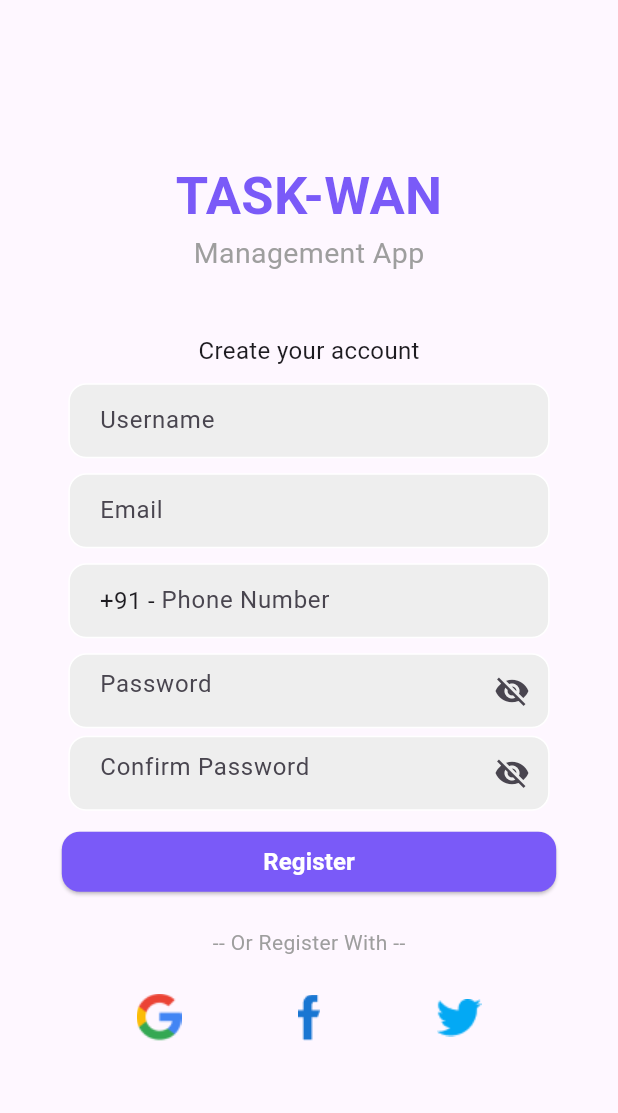
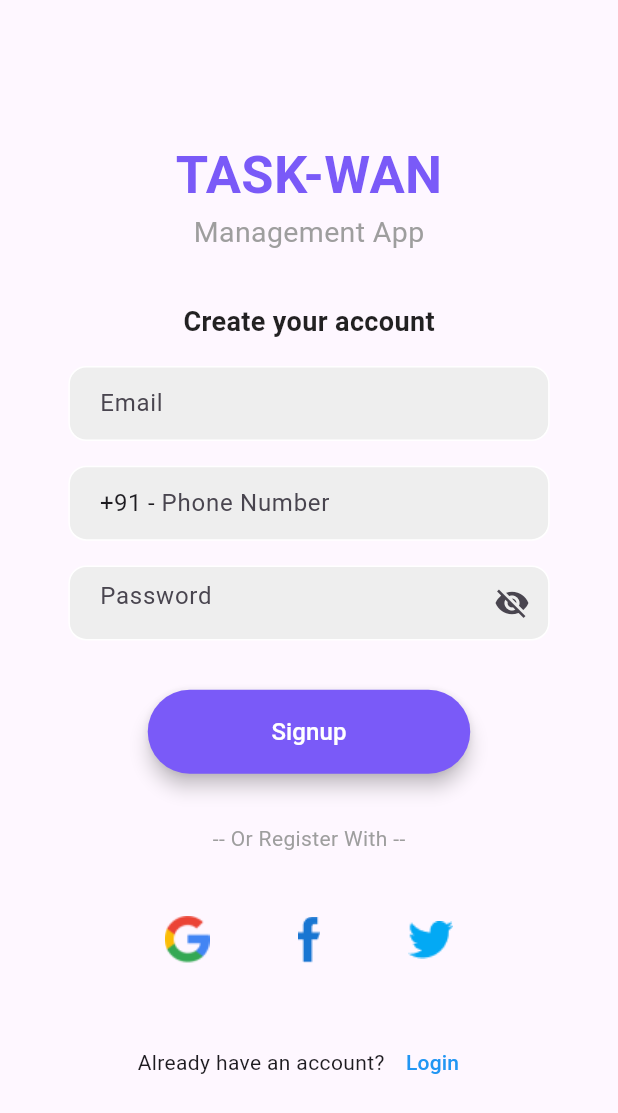
Before and after one commit to ritz-17/Task-mvp, a Flutter app: the LoginPage screen opened by its route, after a tap on "SignUp", on a phone screen of 412 x 824 dp. Shown: the top 1113 px of the screen. Run offline on Flutter 3.47's test engine with Material 3 defaults, Android fonts, the phone set to English and light mode, and no system bars; our stand-ins replace circular_countdown_timer, country_picker, hive, hive_flutter, image_picker, pinput; accounts and stored records are empty.

Commit message:
login api integrated

```diff
--- a/lib/screens/signup_screen.dart
+++ b/lib/screens/signup_screen.dart
@@ -1,8 +1,12 @@
 import 'package:flutter/material.dart';
+import 'package:provider/provider.dart';
+import 'package:task_mvp/utils/bottom_navigation_bar.dart';
+import 'package:task_mvp/utils/utils.dart';
+
+import '../provider/auth_provider.dart';
 import '../utils/login_text_field.dart';
 import '../utils/password_text_field.dart';
 import '../utils/phone_number_field.dart';
-import 'dashboard_screen.dart';
 
 class SignupPage extends StatefulWidget {
   const SignupPage({super.key});
@@ -12,81 +16,78 @@ class SignupPage extends StatefulWidget {
 }
 
 class _SignupPageState extends State<SignupPage> {
-  final _formKey = GlobalKey<FormState>();
   final emailController = TextEditingController();
   final passwordController = TextEditingController();
   final phoneController = TextEditingController();
+  bool isLoading = false;
 
   @override
   Widget build(BuildContext context) {
+    final screenWidth = MediaQuery.of(context).size.width;
+    final screenHeight = MediaQuery.of(context).size.height;
+
     return Scaffold(
       body: SafeArea(
         child: Center(
           child: SingleChildScrollView(
+            child: Padding(
+              padding: EdgeInsets.symmetric(horizontal: screenWidth * 0.05),
               child: Column(
                 mainAxisAlignment: MainAxisAlignment.center,
+                crossAxisAlignment: CrossAxisAlignment.start,
                 children: [
-                //------------------- Task-Wan ---------------------------------
+                  //------------------- Task-Wan Logo --------------------------
+                  Center(
+                    child: Column(
+                      children: [
                         Text(
                           "TASK-WAN",
                           style: TextStyle(
                             fontSize: 35,
-                    color: Color.fromARGB(255, 122, 90, 248),
+                            color: Theme.of(context).primaryColor,
                             fontWeight: FontWeight.bold,
                           ),
                         ),
-
-                //------------------- Management App ---------------------------
                         Text(
                           "Management App",
-                  style: TextStyle(color: Colors.grey, fontSize: 19),
-                ),
-                SizedBox(height: 40),
-
-                //---------------Create your Account -------------------------
-                Text(
-                  "Create your account",
-                  style: TextStyle(fontSize: 16),
-                ),
-                SizedBox(height: 10),
-
-                //-------------------- Username -----------------------------
-                SizedBox(
-                  width: MediaQuery.of(context).size.width * 0.9,
-                  child: LoginTextField(
-                    controller: emailController,
-                    hintText: 'Username',
-                    validator: (value) {
-                      if (value == null || value.isEmpty) {
-                        return 'Please enter username';
-                      }
-                      // Add more email validation logic here
-                      return null;
-                    },
+                          style: TextStyle(
+                            color: Colors.grey,
+                            fontSize: 19,
                           ),
                         ),
-                SizedBox(height: 10),
+                      ],
+                    ),
+                  ),
+                  SizedBox(height: screenHeight * 0.04),
 
-                //-------------------- Email Field -----------------------------
-                SizedBox(
-                  width: MediaQuery.of(context).size.width * 0.9,
-                  child: LoginTextField(
+                  //------------------- Create Your Account --------------------
+                  Center(
+                    child: Text(
+                      "Create your account",
+                      style: TextStyle(
+                        fontSize: 18,
+                        fontWeight: FontWeight.bold,
+                        color: Colors.black87,
+                      ),
+                    ),
+                  ),
+                  SizedBox(height: screenHeight * 0.02),
+
+                  //------------------- Email Field ----------------------------
+                  LoginTextField(
                     controller: emailController,
                     hintText: 'Email',
                     validator: (value) {
                       if (value == null || value.isEmpty) {
                         return 'Please enter your email';
                       }
-                      // Add more email validation logic here
                       return null;
                     },
                   ),
-                ),
-                SizedBox(height: 10),
+                  SizedBox(height: screenHeight * 0.02),
 
-                SizedBox(
-                  width: MediaQuery.of(context).size.width * 0.9,
-                  child: PhoneNumberField(
+                  //------------------- Phone Field ----------------------------
+                  PhoneNumberField(
                     controller: phoneController,
                     hintText: 'Phone Number',
                     validator: (value) {
@@ -98,115 +99,121 @@ class _SignupPageState extends State<SignupPage> {
                       return null;
                     },
                   ),
-                ),
-                SizedBox(height: 10),
+                  SizedBox(height: screenHeight * 0.02),
 
-                //--------------------- PassWord Field -------------------------
-                SizedBox(
-                  width: MediaQuery.of(context).size.width * 0.9,
-                  child: PasswordTextField(
+                  //------------------- Password Field -------------------------
+                  PasswordTextField(
                     controller: passwordController,
                     hintText: 'Password',
                     validator: (value) {
                       if (value == null || value.isEmpty) {
                         return 'Please enter your password';
                       }
-                      // Add more password validation logic here
                       return null;
                     },
                   ),
-                ),
-                SizedBox(height: 5),
+                  SizedBox(height: screenHeight * 0.04),
 
-                //------------------ Confirm PassWord Field --------------------
-                SizedBox(
-                  width: MediaQuery.of(context).size.width * 0.9,
-                  child: PasswordTextField(
-                    controller: passwordController,
-                    hintText: 'Confirm Password',
-                    validator: (value) {
-                      if (value == null || value.isEmpty) {
-                        return 'Please enter your password';
-                      }
-                      // Add more password validation logic here
-                      return null;
-                    },
-                  ),
-                ),
-                SizedBox(height: 10),
-
-                //-------------------- Register Button ----------------------------
-                SizedBox(
-                  width: MediaQuery.of(context).size.width * 0.8,
-                  child: ElevatedButton(
-                    onPressed: () {
-                      if (_formKey.currentState!.validate()) {
-                        // String email = emailController.text;
-                        // String password = passwordController.text;
-
-                        // Perform login logic here (e.g., API call)
-                        // ...
-
-                        // Navigate to the next screen on successful login
-                        Navigator.push(
+                  //------------------- Signup Button --------------------------
+                  Center(
+                    child: isLoading
+                        ? CircularProgressIndicator(
+                            color: Theme.of(context).primaryColor)
+                        : ElevatedButton(
+                            onPressed: () async {
+                              if (emailController.text.isEmpty ||
+                                  passwordController.text.isEmpty) {
+                                showSnackBar(
+                                    context, 'Please enter email and password');
+                              } else {
+                                setState(() {
+                                  isLoading = true;
+                                });
+                                try {
+                                  await Provider.of<AuthProvider>(context,
+                                          listen: false)
+                                      .login(
+                                          emailController.text,
+                                          phoneController.text,
+                                          "password",
+                                          passwordController.text);
+                                  showSnackBar(context, 'Signup Successful');
+                                  Navigator.pushReplacement(
                                     context,
                                     MaterialPageRoute(
-                            builder: (context) => DashboardScreen(),
-                          ),
+                                        builder: (context) => const NavBar()),
                                   );
+                                } catch (e) {
+                                  showSnackBar(context,
+                                      'Signup failed: ${e.toString()}');
+                                } finally {
+                                  setState(() {
+                                    isLoading = false;
+                                  });
+                                }
                               }
                             },
                             style: ElevatedButton.styleFrom(
-                      backgroundColor: Color.fromARGB(255, 122, 90, 248),
+                              backgroundColor: Theme.of(context).primaryColor,
+                              padding: EdgeInsets.symmetric(
+                                horizontal: screenWidth * 0.2,
+                                vertical: screenHeight * 0.02,
+                              ),
                               shape: RoundedRectangleBorder(
-                        borderRadius: BorderRadius.circular(12),
+                                borderRadius: BorderRadius.circular(30),
                               ),
+                              elevation: 5,
                             ),
-                    child: const Text(
-                      "Register",
+                            child: Text(
+                              'Signup',
                               style: TextStyle(
+                                fontSize: 16,
                                 color: Colors.white,
-                        fontWeight: FontWeight.bold,
-                        fontSize: 16,
                               ),
                             ),
                           ),
                   ),
-                SizedBox(height: 20),
+                  SizedBox(height: screenHeight * 0.04),
 
-                // ---------------- Or Register With ------------------------------
-                Text(
+                  //------------------- Social Login ---------------------------
+                  Center(
+                    child: Text(
                       "-- Or Register With --",
                       style: TextStyle(color: Colors.grey),
                     ),
-                SizedBox(height: 20),
-
-                // ------------------------ Logo -------------------------------
+                  ),
+                  SizedBox(height: screenHeight * 0.02),
                   Row(
                     mainAxisAlignment: MainAxisAlignment.center,
                     children: [
-                    // Use Image.asset for displaying images
-                    Image.asset(
-                      'assets/google_logo.png',
-                      width: 40,
-                      height: 40,
+                      Image.asset('assets/google_logo.png', width: 40),
+                      SizedBox(width: screenWidth * 0.1),
+                      Image.asset('assets/facebook_logo.png', width: 40),
+                      SizedBox(width: screenWidth * 0.1),
+                      Image.asset('assets/twitter_logo.png', width: 40),
+                    ],
                   ),
-                    SizedBox(width: 60),
-                    Image.asset(
-                      'assets/facebook_logo.png',
-                      width: 40,
-                      height: 40,
+
+                  SizedBox(height: screenHeight * 0.02),
+
+                  // ------------- Don't Have An Account -------------------------
+                  Row(
+                    mainAxisAlignment: MainAxisAlignment.center,
+                    children: [
+                      const Text("Already have an account?"),
+                      TextButton(
+                        onPressed: () {
+                          Navigator.pushNamed(context, '/login');
+                        },
+                        child: const Text(
+                          "Login",
+                          style: TextStyle(color: Colors.blue),
                         ),
-                    SizedBox(width: 60),
-                    Image.asset(
-                      'assets/twitter_logo.png',
-                      width: 40,
-                      height: 40,
                       ),
                     ],
                   ),
-                SizedBox(height: 20),
                 ],
+              ),
             ),
           ),
         ),
--- a/lib/screens/splashScreen.dart
+++ b/lib/screens/splashScreen.dart
@@ -48,7 +48,7 @@ class _SplashScreenState extends State<SplashScreen> {
         context,
         MaterialPageRoute(
           builder: (context) =>
-              isSignedIn ? const NavBar() : const SignupPage(),
+          isSignedIn ? const NavBar() : const SignupPage(),
         ),
       );
     }
```
Also changed, not shown: lib/provider/auth_provider.dart (+19 -6 lines), lib/screens/login_screen.dart (+4 -3 lines). Lines whose indentation alone changed are shown as unchanged.
